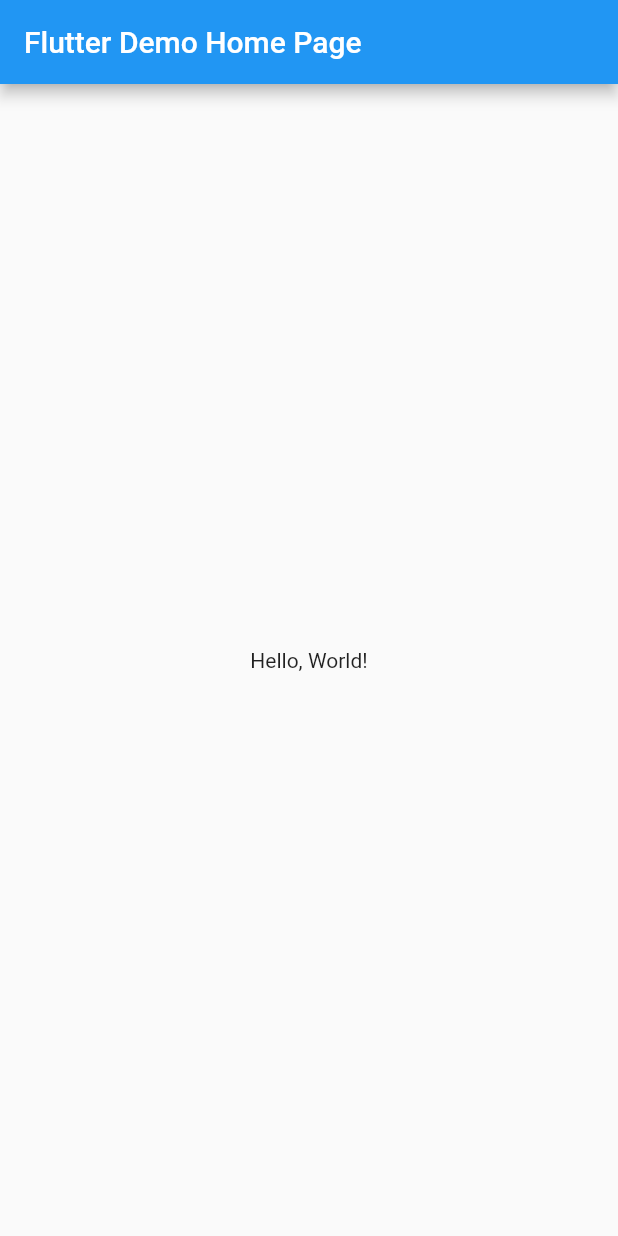
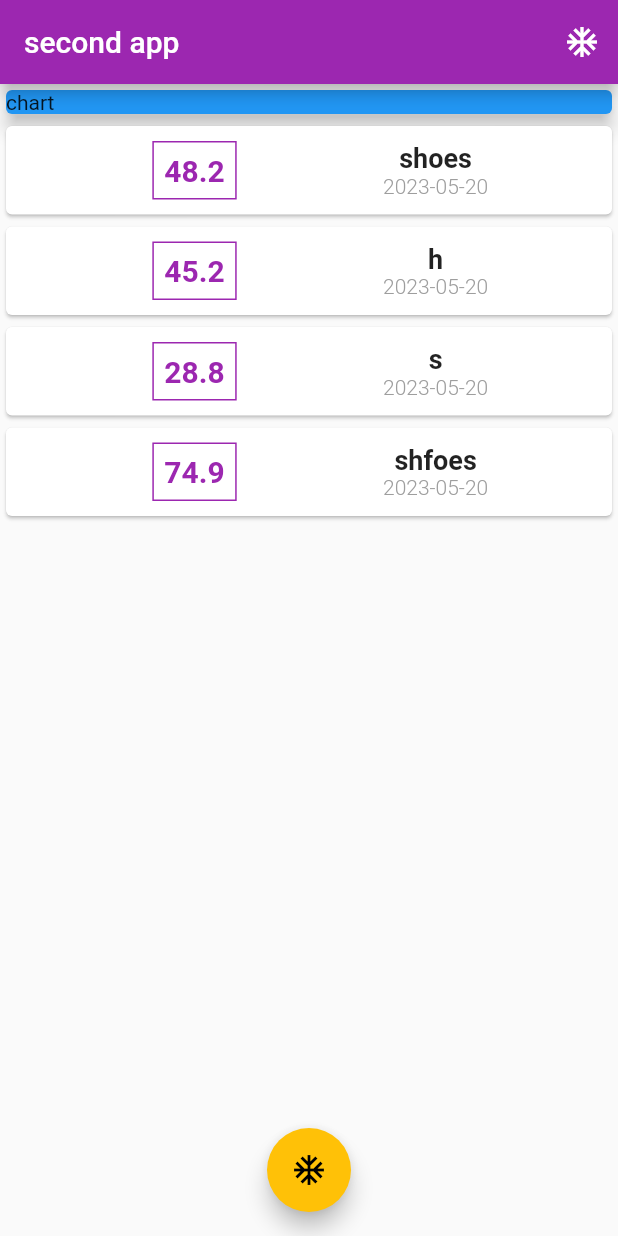
Before and after one commit to helloworldyeah/secound_project, a Flutter app: the screen it shows after launch, on a phone screen of 412 x 824 dp. Run offline on Flutter 3.47's test engine with Material 2 defaults, Android fonts, the phone set to English and light mode, and no system bars.

Commit message:
i have created in this a app that have listview and i can showmodule and use some buttons and form and use theme

```diff
--- a/lib/main.dart
+++ b/lib/main.dart
@@ -1,41 +1,96 @@
 import 'package:flutter/material.dart';
+
+import './widgets/UserInput.dart';
+import './widgets/TransactionList.dart';
+import '../models/Transaction.dart';
+import 'dart:math';
 
 void main() => runApp(MyApp());
 
 class MyApp extends StatelessWidget {
-  const MyApp({super.key});
-  // This widget is the root of your application.
   @override
   Widget build(BuildContext context) {
     return MaterialApp(
-      // Application name
-      title: 'Flutter Hello World',
-      // Application theme data, you can set the colors for the application as
-      // you want
-      theme: ThemeData(
-        primarySwatch: Colors.blue,
-      ),
-      // A widget which will be started on application startup
-      home: MyHomePage(title: 'Flutter Demo Home Page'),
+      title: 'secound app',
+      theme: ThemeData(primarySwatch: Colors.purple, accentColor: Colors.amber),
+      home: MyHomePage(),
     );
   }
 }
 
-class MyHomePage extends StatelessWidget {
-  final String title;
-  const MyHomePage({super.key, required this.title});
+class MyHomePage extends StatefulWidget {
+  @override
+  State<StatefulWidget> createState() {
+    // TODO: implement createState
+    return MyHomePageState();
+  }
+}
+
+class MyHomePageState extends State<MyHomePage> {
+  var random = Random();
+  final List<Transaction> Transactions = [
+    Transaction(id: 1, product: 'shoes', amount: 48.2, date: DateTime.now()),
+    Transaction(id: 2, product: 'h', amount: 45.2, date: DateTime.now()),
+    Transaction(id: 3, product: 's', amount: 28.8, date: DateTime.now()),
+    Transaction(id: 4, product: 'shfoes', amount: 74.9, date: DateTime.now()),
+  ];
+  void addnewtransaction(String product, double amount) {
+    final trans = Transaction(
+        id: random.nextInt(10),
+        product: product,
+        amount: amount,
+        date: DateTime.now());
+
+    setState(() {
+      Transactions.add(trans);
+    });
+  }
+
+  void startnewuserinput(BuildContext context) {
+    showModalBottomSheet(
+        context: context,
+        builder: (_) {
+          return GestureDetector(
+            child: UserInput(addnewtransaction),
+            behavior: HitTestBehavior.opaque,
+          );
+        });
+  }
 
   @override
   Widget build(BuildContext context) {
     return Scaffold(
       appBar: AppBar(
-        // The title text which will be shown on the action bar
-        title: Text(title),
+        title: Text('second app'),
+        actions: [
+          IconButton(
+            icon: Icon(Icons.ac_unit_sharp),
+            onPressed: () {
+              startnewuserinput(context);
+              // Add your desired functionality here
+              // This code will be executed when the button is pressed
+            },
+          )
+        ],
       ),
-      body: Center(
-        child: Text(
-          'Hello, World!',
-        ),
+      body: Column(
+        children: [
+          Container(
+              width: double.infinity,
+              child: Card(
+                child: Text('chart'),
+                color: Colors.blue,
+                elevation: 5,
+              )),
+          TransactionList(Transactions),
+        ],
+      ),
+      floatingActionButtonLocation: FloatingActionButtonLocation.centerFloat,
+      floatingActionButton: FloatingActionButton(
+        child: Icon(Icons.ac_unit_sharp),
+        onPressed: () {
+          startnewuserinput(context);
+        },
       ),
     );
   }
--- /dev/null
+++ b/lib/models/Transaction.dart
@@ -0,0 +1,15 @@
+import 'package:flutter/foundation.dart';
+
+class Transaction {
+  int id;
+  String product;
+  double amount;
+  DateTime date;
+
+  Transaction({
+    required this.id,
+    required this.product,
+    required this.amount,
+    required this.date,
+  });
+}
--- /dev/null
+++ b/lib/widgets/TransactionList.dart
@@ -0,0 +1,50 @@
+import 'package:flutter/material.dart';
+
+import 'package:intl/intl.dart';
+import '../models/Transaction.dart';
+
+class TransactionList extends StatelessWidget {
+  final List<Transaction> Transactions;
+
+  TransactionList(this.Transactions);
+
+  @override
+  Widget build(BuildContext context) {
+    return Container(
+        height: 300,
+        child: ListView(
+            children: Transactions.map((e) {
+          return Card(
+              child: Row(
+            mainAxisAlignment: MainAxisAlignment.spaceEvenly,
+            children: [
+              Container(
+                margin: EdgeInsets.symmetric(vertical: 10, horizontal: 15),
+                decoration: BoxDecoration(
+                  border: Border.all(color: Theme.of(context).primaryColor),
+                ),
+                padding: EdgeInsets.all(7),
+                child: Text(
+                  e.amount.toString(),
+                  style: TextStyle(
+                      fontWeight: FontWeight.bold,
+                      fontSize: 20,
+                      color: Theme.of(context).primaryColor),
+                ),
+              ),
+              Column(
+                children: [
+                  Text(
+                    e.product,
+                    style: TextStyle(fontSize: 18, fontWeight: FontWeight.w600),
+                  ),
+                  Text(DateFormat('yyyy-MM-dd').format(e.date),
+                      style: TextStyle(
+                          color: Colors.grey, fontWeight: FontWeight.w300)),
+                ],
+              )
+            ],
+          ));
+        }).toList()));
+  }
+}
--- a/pubspec.yaml
+++ b/pubspec.yaml
@@ -19,6 +19,7 @@ environment:
 dependencies:
   flutter:
     sdk: flutter
+  intl: ^0.17.0
 
 dev_dependencies:
   flutter_test:
```
Also changed, not shown: lib/widgets/UserInput.dart (added, +45 -0 lines), lib/widgets/UserTransactions.dart (added).
